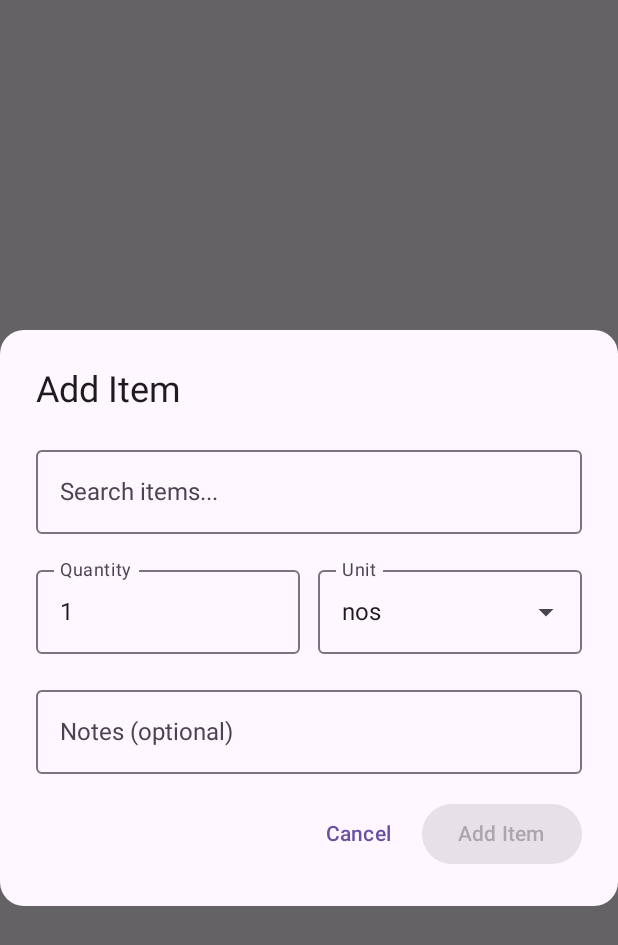
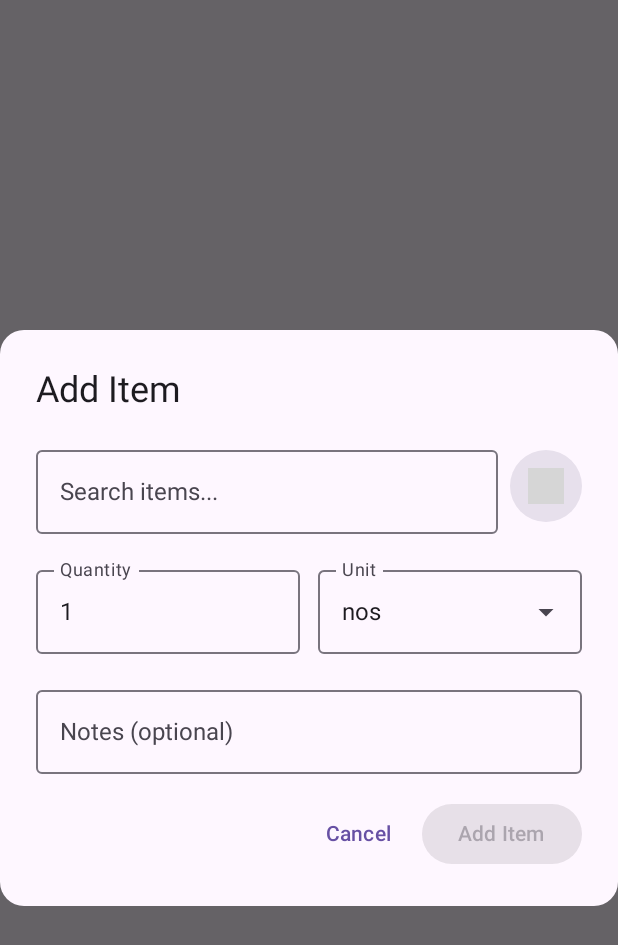
Before and after one commit to naveenf/ShoppingList, an Android app built with Jetpack Compose: the composable AddItemDialog called with empty values, on a phone screen of 412 x 824 dp. Shown: the top 945 px of the screen. Run offline under Robolectric (Android 15) with nearby library versions, the phone set to English and light mode, and no system bars; grey boxes are pictures that could not be loaded.

Commit message:
Add voice input functionality for shopping items

```diff
--- a/app/src/main/AndroidManifest.xml
+++ b/app/src/main/AndroidManifest.xml
@@ -1,6 +1,9 @@
 <?xml version="1.0" encoding="utf-8"?>
 <manifest xmlns:android="http://schemas.android.com/apk/res/android"
     xmlns:tools="http://schemas.android.com/tools">
+
+    <uses-permission android:name="android.permission.RECORD_AUDIO" />
+    <uses-permission android:name="android.permission.INTERNET" />
 
     <application
         android:allowBackup="true"
--- a/app/src/main/java/com/example/shoppinglist/ui/components/AddItemDialog.kt
+++ b/app/src/main/java/com/example/shoppinglist/ui/components/AddItemDialog.kt
@@ -1,5 +1,8 @@
 package com.example.shoppinglist.ui.components
 
+import android.Manifest
+import androidx.activity.compose.rememberLauncherForActivityResult
+import androidx.activity.result.contract.ActivityResultContracts
 import androidx.compose.foundation.ExperimentalFoundationApi
 import androidx.compose.foundation.clickable
 import androidx.compose.foundation.combinedClickable
@@ -15,12 +18,16 @@ import androidx.compose.material3.MenuAnchorType
 import androidx.compose.runtime.*
 import androidx.compose.ui.Alignment
 import androidx.compose.ui.Modifier
+import androidx.compose.ui.platform.LocalContext
 import androidx.compose.ui.text.input.KeyboardType
 import androidx.compose.ui.unit.dp
 import androidx.compose.ui.window.Dialog
 import com.example.shoppinglist.data.database.entities.ItemPattern
 import com.example.shoppinglist.data.database.entities.PredefinedItem
 import com.example.shoppinglist.data.database.entities.ShoppingItem
+import com.example.shoppinglist.utils.VoiceRecognitionManager
+import com.example.shoppinglist.utils.VoiceInputParser
+import com.example.shoppinglist.utils.VoiceInputState
 
 @OptIn(ExperimentalMaterial3Api::class, ExperimentalFoundationApi::class)
 @Composable
@@ -34,6 +41,8 @@ fun AddItemDialog(
     onSuggestItemDetails: (String) -> ItemPattern? = { null },
     modifier: Modifier = Modifier
 ) {
+    val context = LocalContext.current
+
     var itemName by remember { mutableStateOf("") }
     var quantity by remember { mutableStateOf("1") }
     var unit by remember { mutableStateOf("nos") }
@@ -44,6 +53,74 @@ fun AddItemDialog(
     var showCustomForm by remember { mutableStateOf(false) }
     var selectedPredefinedItem by remember { mutableStateOf<PredefinedItem?>(null) }
     var itemToDelete by remember { mutableStateOf<PredefinedItem?>(null) }
+
+    // Voice input state management
+    var voiceRecognitionManager by remember { mutableStateOf<VoiceRecognitionManager?>(null) }
+    var voiceInputState by remember { mutableStateOf(VoiceInputState.IDLE) }
+    var hasAudioPermission by remember { mutableStateOf(false) }
+
+    // Initialize voice recognition manager
+    LaunchedEffect(context) {
+        voiceRecognitionManager = VoiceRecognitionManager(context)
+    }
+
+    // Observe voice input state
+    LaunchedEffect(voiceRecognitionManager) {
+        voiceRecognitionManager?.voiceInputState?.collect { state ->
+            voiceInputState = state
+        }
+    }
+
+    // Voice input functions
+    val startVoiceInput: () -> Unit = {
+        voiceRecognitionManager?.startListening { result ->
+            if (result.success) {
+                val parsedInputs = VoiceInputParser.parseVoiceInput(result.text)
+                parsedInputs.firstOrNull()?.let { parsed ->
+                    itemName = parsed.itemName
+                    quantity = if (parsed.quantity % 1 == 0f) {
+                        parsed.quantity.toInt().toString()
+                    } else {
+                        parsed.quantity.toString()
+                    }
+                    unit = parsed.unit
+                    selectedPredefinedItem = null
+                }
+            }
+        }
+        Unit
+    }
+
+    val stopVoiceInput: () -> Unit = {
+        voiceRecognitionManager?.stopListening()
+        Unit
+    }
+
+    // Permission launcher
+    val permissionLauncher = rememberLauncherForActivityResult(
+        contract = ActivityResultContracts.RequestPermission()
+    ) { isGranted ->
+        hasAudioPermission = isGranted
+        if (isGranted) {
+            startVoiceInput()
+        }
+    }
+
+    val handleVoiceButtonClick: () -> Unit = {
+        if (hasAudioPermission) {
+            startVoiceInput()
+        } else {
+            permissionLauncher.launch(Manifest.permission.RECORD_AUDIO)
+        }
+        Unit
+    }
+
+    // Cleanup voice recognition manager
+    DisposableEffect(Unit) {
+        onDispose {
+            voiceRecognitionManager?.destroy()
+        }
+    }
 
     val categories = listOf(
         "Produce", "Dairy & Eggs", "Bakery", "Meat & Seafood",
@@ -115,6 +192,11 @@ fun AddItemDialog(
                 )
 
                 if (!showCustomForm) {
+                    Row(
+                        modifier = Modifier.fillMaxWidth(),
+                        horizontalArrangement = Arrangement.spacedBy(8.dp),
+                        verticalAlignment = Alignment.CenterVertically
+                    ) {
                         OutlinedTextField(
                             value = itemName,
                             onValueChange = {
@@ -123,9 +205,17 @@ fun AddItemDialog(
                             },
                             label = { Text("Search items...") },
                             placeholder = { Text("e.g., milk, cheese, bread") },
-                        modifier = Modifier.fillMaxWidth(),
+                            modifier = Modifier.weight(1f),
                             singleLine = true
                         )
+
+                        VoiceInputButton(
+                            voiceInputState = voiceInputState,
+                            onStartListening = handleVoiceButtonClick,
+                            onStopListening = stopVoiceInput,
+                            modifier = Modifier.size(48.dp)
+                        )
+                    }
 
                     if (itemName.length >= 2) {
                         Card(
--- /dev/null
+++ b/app/src/main/java/com/example/shoppinglist/ui/components/VoiceInputButton.kt
@@ -0,0 +1,123 @@
+package com.example.shoppinglist.ui.components
+
+import androidx.compose.animation.core.*
+import androidx.compose.foundation.layout.Box
+import androidx.compose.foundation.layout.size
+import androidx.compose.foundation.shape.CircleShape
+import androidx.compose.material.icons.Icons
+import androidx.compose.material.icons.filled.Close
+import androidx.compose.material3.*
+import androidx.compose.runtime.*
+import androidx.compose.ui.Alignment
+import androidx.compose.ui.Modifier
+import androidx.compose.ui.graphics.graphicsLayer
+import androidx.compose.ui.platform.LocalContext
+import androidx.compose.ui.res.painterResource
+import androidx.compose.ui.unit.dp
+import com.example.shoppinglist.R
+import com.example.shoppinglist.utils.VoiceInputState
+import com.example.shoppinglist.utils.VoiceRecognitionManager
+
+@Composable
+fun VoiceInputButton(
+    voiceInputState: VoiceInputState,
+    onStartListening: () -> Unit,
+    onStopListening: () -> Unit,
+    modifier: Modifier = Modifier,
+    enabled: Boolean = true
+) {
+    val context = LocalContext.current
+
+    // Animation for pulsing effect when listening
+    val infiniteTransition = rememberInfiniteTransition(label = "voice_pulse")
+    val pulseScale by infiniteTransition.animateFloat(
+        initialValue = 1f,
+        targetValue = 1.2f,
+        animationSpec = infiniteRepeatable(
+            animation = tween(800),
+            repeatMode = RepeatMode.Reverse
+        ),
+        label = "pulse_scale"
+    )
+
+    // Rotation animation for processing state
+    val processingRotation by infiniteTransition.animateFloat(
+        initialValue = 0f,
+        targetValue = 360f,
+        animationSpec = infiniteRepeatable(
+            animation = tween(1000, easing = LinearEasing),
+            repeatMode = RepeatMode.Restart
+        ),
+        label = "processing_rotation"
+    )
+
+    val isListening = voiceInputState == VoiceInputState.LISTENING
+    val isProcessing = voiceInputState == VoiceInputState.PROCESSING
+    val isError = voiceInputState == VoiceInputState.ERROR
+
+    val buttonColors = IconButtonDefaults.iconButtonColors(
+        containerColor = when {
+            isError -> MaterialTheme.colorScheme.error
+            isListening || isProcessing -> MaterialTheme.colorScheme.primary
+            else -> MaterialTheme.colorScheme.surfaceVariant
+        },
+        contentColor = when {
+            isError -> MaterialTheme.colorScheme.onError
+            isListening || isProcessing -> MaterialTheme.colorScheme.onPrimary
+            else -> MaterialTheme.colorScheme.onSurfaceVariant
+        }
+    )
+
+    Box(
+        contentAlignment = Alignment.Center,
+        modifier = modifier
+    ) {
+        FilledIconButton(
+            onClick = {
+                when (voiceInputState) {
+                    VoiceInputState.IDLE, VoiceInputState.ERROR -> onStartListening()
+                    VoiceInputState.LISTENING -> onStopListening()
+                    VoiceInputState.PROCESSING -> { /* Do nothing while processing */ }
+                }
+            },
+            enabled = enabled && voiceInputState != VoiceInputState.PROCESSING,
+            colors = buttonColors,
+            modifier = Modifier
+                .size(48.dp)
+                .graphicsLayer {
+                    scaleX = if (isListening) pulseScale else 1f
+                    scaleY = if (isListening) pulseScale else 1f
+                    rotationZ = if (isProcessing) processingRotation else 0f
+                }
+        ) {
+            if (isError) {
+                Icon(
+                    imageVector = Icons.Default.Close,
+                    contentDescription = "Voice input error - tap to retry",
+                    modifier = Modifier.size(24.dp)
+                )
+            } else {
+                Icon(
+                    painter = painterResource(R.drawable.mic),
+                    contentDescription = when (voiceInputState) {
+                        VoiceInputState.IDLE -> "Start voice input"
+                        VoiceInputState.LISTENING -> "Stop voice input"
+                        VoiceInputState.PROCESSING -> "Processing voice input"
+                        else -> "Voice input"
+                    },
+                    modifier = Modifier.size(24.dp),
+                    tint = LocalContentColor.current
+                )
+            }
+        }
+
+        // Show a subtle indicator for listening state
+        if (isListening) {
+            Surface(
+                modifier = Modifier.size(56.dp),
+                shape = CircleShape,
+                color = MaterialTheme.colorScheme.primary.copy(alpha = 0.1f)
+            ) {}
+        }
+    }
+}
```
Also changed, not shown: app/src/main/java/com/example/shoppinglist/utils/VoiceInputParser.kt (added, +135 -0 lines), app/src/main/java/com/example/shoppinglist/utils/VoiceRecognitionManager.kt (added, +124 -0 lines), 1 other file. Lines whose indentation alone changed are shown as unchanged.
